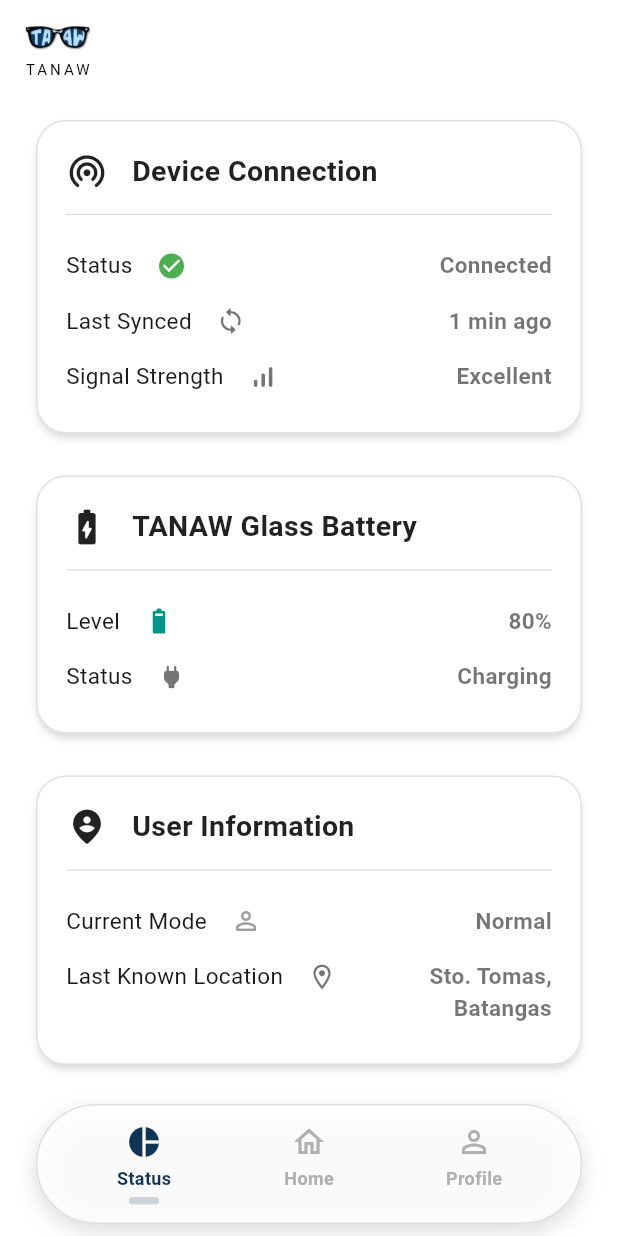
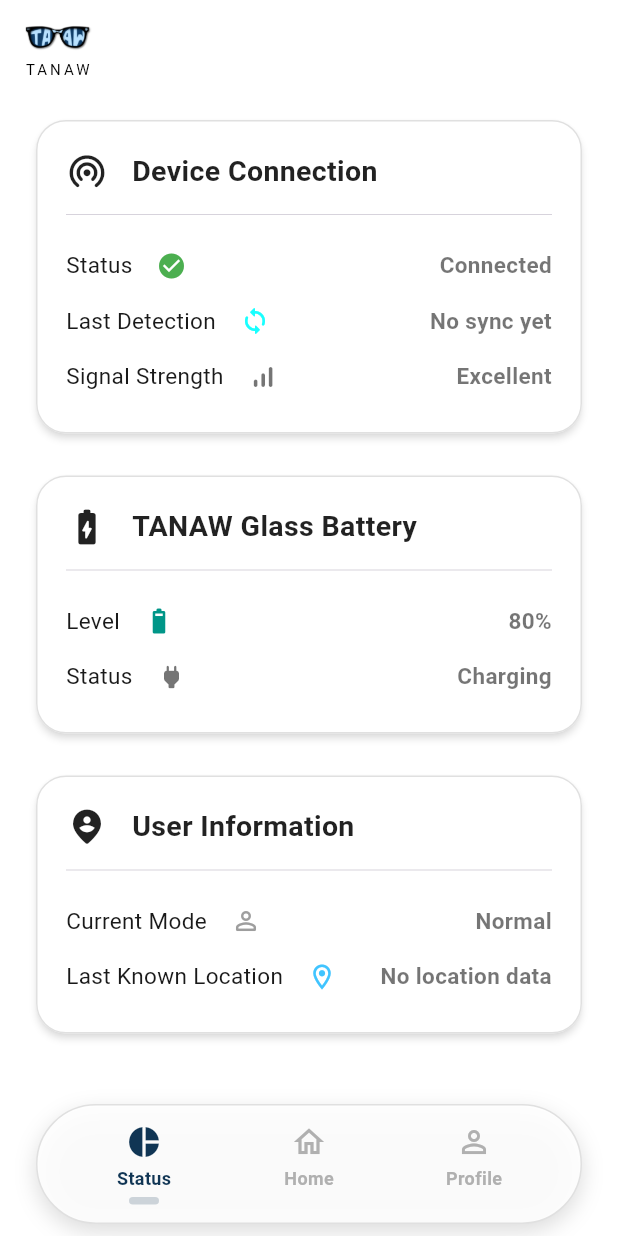
Before and after one commit to dorothyatienza/tanaw-app-capstone, a Flutter app: the StatusScreen screen opened directly, on a phone screen of 412 x 824 dp. Run offline on Flutter 3.47's test engine with Material 3 defaults, Android fonts, the phone set to English and light mode, and no system bars; our stand-ins replace cloud_firestore, firebase_auth, firebase_core, flutter_tts, font_awesome_flutter, google_sign_in and 3 more; accounts and stored records are empty.

Commit message:
Update status_screen.dart
fixed status page to have proper details

```diff
--- a/lib/screens/status_screen.dart
+++ b/lib/screens/status_screen.dart
@@ -1,5 +1,6 @@
 import 'package:flutter/material.dart';
 import 'package:provider/provider.dart';
+import 'package:cloud_firestore/cloud_firestore.dart';
 import 'package:tanaw_app/screens/home_screen.dart';
 import 'package:tanaw_app/screens/profile_screen.dart';
 import 'package:tanaw_app/state/guardian_mode_state.dart';
@@ -8,6 +9,7 @@ import 'package:tanaw_app/widgets/animated_bottom_nav_bar.dart';
 import 'package:tanaw_app/widgets/app_logo.dart';
 import 'package:tanaw_app/widgets/fade_page_route.dart';
 import 'package:tanaw_app/screens/guardian_home_screen.dart';
+import 'package:tanaw_app/services/firebase_service.dart';
 
 class StatusScreen extends StatefulWidget {
   const StatusScreen({super.key});
@@ -22,9 +24,10 @@ class StatusScreenState extends State<StatusScreen> {
   void _onItemTapped(int index) {
     if (index == _selectedIndex) return;
 
-    final isGuardianMode =
-        Provider.of<GuardianModeState>(context, listen: false)
-            .isGuardianModeEnabled;
+    final isGuardianMode = Provider.of<GuardianModeState>(
+      context,
+      listen: false,
+    ).isGuardianModeEnabled;
 
     setState(() {
       _selectedIndex = index;
@@ -36,9 +39,7 @@ class StatusScreenState extends State<StatusScreen> {
         page = const StatusScreen();
         break;
       case 1:
-        page = isGuardianMode
-            ? const GuardianHomeScreen()
-            : const HomeScreen();
+        page = isGuardianMode ? const GuardianHomeScreen() : const HomeScreen();
         break;
       case 2:
         page = const ProfileScreen();
@@ -51,27 +52,54 @@ class StatusScreenState extends State<StatusScreen> {
 
   @override
   Widget build(BuildContext context) {
-    final isGuardianMode =
-        Provider.of<GuardianModeState>(context).isGuardianModeEnabled;
-    final connectionState = Provider.of<app_connection.ConnectionState>(context);
+    final isGuardianMode = Provider.of<GuardianModeState>(
+      context,
+    ).isGuardianModeEnabled;
+    final connectionState = Provider.of<app_connection.ConnectionState>(
+      context,
+    );
 
-    final cardColor =
-        isGuardianMode ? const Color(0xFF163C63) : Colors.white;
+    final cardColor = isGuardianMode ? const Color(0xFF163C63) : Colors.white;
     final cardTitleColor = isGuardianMode ? Colors.white : Colors.black87;
-    final cardContentColor =
-        isGuardianMode ? Colors.white : Colors.black54;
+    final cardContentColor = isGuardianMode ? Colors.white : Colors.black54;
 
     return Scaffold(
-      backgroundColor:
-          isGuardianMode ? const Color(0xFF102A43) : Colors.white,
+      backgroundColor: isGuardianMode ? const Color(0xFF102A43) : Colors.white,
       appBar: AppBar(
         automaticallyImplyLeading: false,
-        backgroundColor:
-            isGuardianMode ? Colors.transparent : Colors.white,
+        backgroundColor: isGuardianMode ? Colors.transparent : Colors.white,
         elevation: 0,
         title: AppLogo(isGuardianMode: isGuardianMode),
       ),
-      body: ListView(
+      body: StreamBuilder<List<Map<String, dynamic>>>(
+        stream: FirebaseService.streamDetections(),
+        builder: (context, snapshot) {
+          final detections = snapshot.data ?? <Map<String, dynamic>>[];
+          final bool isLoadingData =
+              snapshot.connectionState == ConnectionState.waiting &&
+              !snapshot.hasData;
+          final Map<String, dynamic>? latestDetection = detections.isNotEmpty
+              ? detections.first
+              : null;
+
+          final Timestamp? latestTimestamp =
+              latestDetection?['timestamp'] as Timestamp?;
+          final String lastSyncedText = isLoadingData
+              ? 'Loading...'
+              : latestTimestamp != null
+              ? _formatTimeAgo(latestTimestamp.toDate())
+              : detections.isNotEmpty
+              ? (latestDetection?['time']?.toString() ?? 'Just now')
+              : 'No sync yet';
+
+          // totalRecordsText removed as per requirement (no longer displayed)
+
+          final String lastKnownLocation = isLoadingData
+              ? 'Loading...'
+              : (latestDetection?['location']?.toString() ??
+                    'No location data');
+
+          return ListView(
             padding: const EdgeInsets.all(20.0),
             children: [
               _buildInfoCard(
@@ -86,13 +114,24 @@ class StatusScreenState extends State<StatusScreen> {
                     'Status',
                     connectionState.isConnected ? 'Connected' : 'Disconnected',
                     cardContentColor,
-                connectionState.isConnected ? Icons.check_circle : Icons.cancel,
+                    connectionState.isConnected
+                        ? Icons.check_circle
+                        : Icons.cancel,
                     connectionState.isConnected ? Colors.green : Colors.red,
                   ),
-              _buildInfoRow('Last Synced', '1 min ago', cardContentColor,
-                  Icons.sync_rounded),
-              _buildInfoRow('Signal Strength', 'Excellent', cardContentColor,
-                  Icons.signal_cellular_alt_rounded),
+                  _buildInfoRow(
+                    'Last Detection',
+                    lastSyncedText,
+                    cardContentColor,
+                    Icons.sync_rounded,
+                    Colors.cyanAccent,
+                  ),
+                  _buildInfoRow(
+                    'Signal Strength',
+                    'Excellent',
+                    cardContentColor,
+                    Icons.signal_cellular_alt_rounded,
+                  ),
                 ],
               ),
               const SizedBox(height: 20),
@@ -104,10 +143,19 @@ class StatusScreenState extends State<StatusScreen> {
                 title: 'TANAW Glass Battery',
                 icon: Icons.battery_charging_full_rounded,
                 children: [
-              _buildInfoRow('Level', '80%', cardContentColor,
-                  Icons.battery_6_bar_rounded, Colors.teal),
                   _buildInfoRow(
-                  'Status', 'Charging', cardContentColor, Icons.power_rounded),
+                    'Level',
+                    '80%',
+                    cardContentColor,
+                    Icons.battery_6_bar_rounded,
+                    Colors.teal,
+                  ),
+                  _buildInfoRow(
+                    'Status',
+                    'Charging',
+                    cardContentColor,
+                    Icons.power_rounded,
+                  ),
                 ],
               ),
               const SizedBox(height: 20),
@@ -126,18 +174,45 @@ class StatusScreenState extends State<StatusScreen> {
                     isGuardianMode
                         ? Icons.security_rounded
                         : Icons.person_outline_rounded,
-                  isGuardianMode ? Colors.blueAccent : Colors.grey),
-              _buildInfoRow('Last Known Location', 'Sto. Tomas, Batangas',
-                  cardContentColor, Icons.location_on_outlined),
+                    isGuardianMode ? Colors.blueAccent : Colors.grey,
+                  ),
+                  _buildInfoRow(
+                    'Last Known Location',
+                    lastKnownLocation,
+                    cardContentColor,
+                    Icons.location_on_outlined,
+                    Colors.lightBlueAccent,
+                  ),
                 ],
               ),
             ],
+          );
+        },
       ),
       bottomNavigationBar: AnimatedBottomNavBar(
         selectedIndex: _selectedIndex,
         onItemTapped: _onItemTapped,
       ),
     );
+  }
+
+  String _formatTimeAgo(DateTime dateTime) {
+    final now = DateTime.now();
+    final difference = now.difference(dateTime);
+
+    final minutes = difference.inMinutes;
+    final hours = difference.inHours;
+    final days = difference.inDays;
+
+    if (days > 0) {
+      return '$days ${days == 1 ? 'day' : 'days'} ago';
+    } else if (hours > 0) {
+      return '$hours ${hours == 1 ? 'hour' : 'hours'} ago';
+    } else if (minutes > 0) {
+      return '$minutes ${minutes == 1 ? 'min' : 'mins'} ago';
+    } else {
+      return 'Just now';
+    }
   }
 
   Widget _buildInfoCard({
@@ -152,10 +227,14 @@ class StatusScreenState extends State<StatusScreen> {
     return Card(
       color: cardColor,
       elevation: isGuardianMode ? 4 : 2,
-      shadowColor: isGuardianMode ? Colors.black.withAlpha(51) : Colors.grey.withAlpha(100),
+      shadowColor: isGuardianMode
+          ? Colors.black.withAlpha(51)
+          : Colors.grey.withAlpha(100),
       shape: RoundedRectangleBorder(
         borderRadius: BorderRadius.circular(20),
-        side: isGuardianMode ? BorderSide.none : BorderSide(color: Colors.grey.shade300, width: 1),
+        side: isGuardianMode
+            ? BorderSide.none
+            : BorderSide(color: Colors.grey.shade300, width: 1),
       ),
       child: Padding(
         padding: const EdgeInsets.all(20.0),
@@ -171,7 +250,8 @@ class StatusScreenState extends State<StatusScreen> {
                   style: TextStyle(
                     fontSize: 19,
                     fontWeight: FontWeight.bold,
-                      color: titleColor),
+                    color: titleColor,
+                  ),
                 ),
               ],
             ),
@@ -183,8 +263,13 @@ class StatusScreenState extends State<StatusScreen> {
     );
   }
 
-  Widget _buildInfoRow(String title, String value, Color contentColor,
-      [IconData? icon, Color? iconColor]) {
+  Widget _buildInfoRow(
+    String title,
+    String value,
+    Color contentColor, [
+    IconData? icon,
+    Color? iconColor,
+  ]) {
     return Padding(
       padding: const EdgeInsets.symmetric(vertical: 8.0),
       child: Row(
@@ -203,8 +288,11 @@ class StatusScreenState extends State<StatusScreen> {
                 if (icon != null)
                   Padding(
                     padding: const EdgeInsets.only(top: 1.0),
-                    child: Icon(icon,
-                        size: 20, color: iconColor ?? contentColor),
+                    child: Icon(
+                      icon,
+                      size: 20,
+                      color: iconColor ?? contentColor,
+                    ),
                   ),
                 if (icon != null) const SizedBox(width: 8),
                 Expanded(
```
Lines whose indentation alone changed are shown as unchanged.
